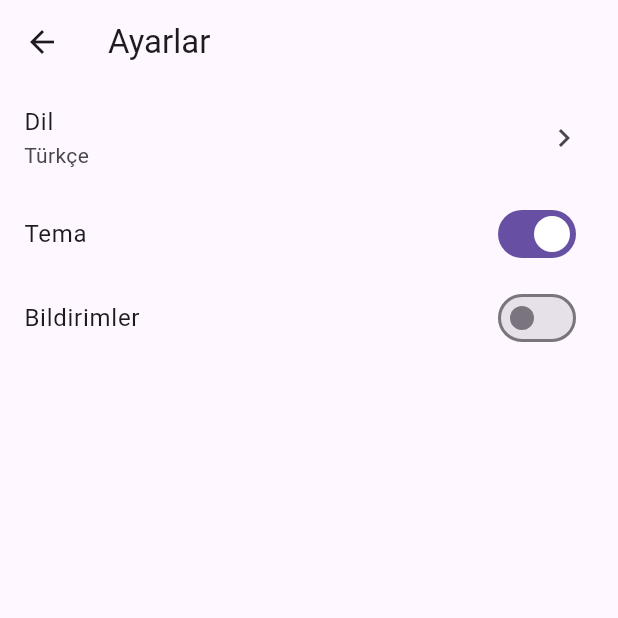
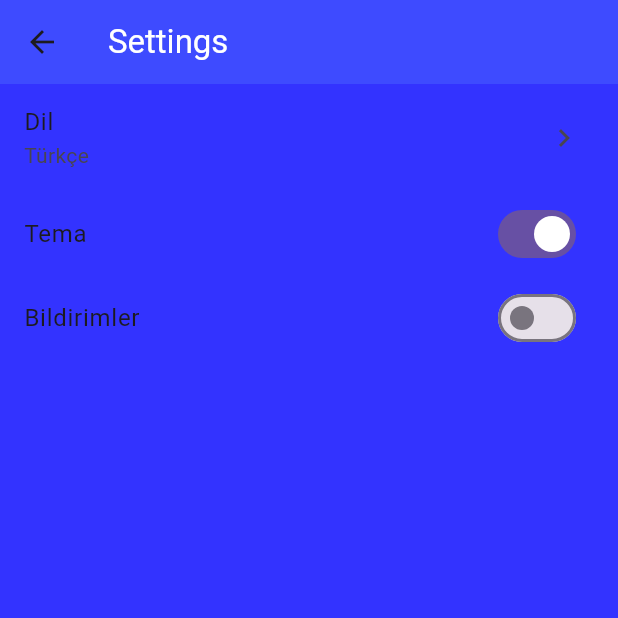
Before and after one commit to Kuineer/Ebabil, a Flutter app: the screen it shows after launch, after a tap on "Döviz Büroları", on a phone screen of 412 x 824 dp, the top half of it. Run offline on Flutter 3.47's test engine with Material 3 defaults, Android fonts, the phone set to English and light mode, and no system bars; our stand-ins replace shared_preferences; missing offline and left inert: flutter_phone_direct_caller.

Commit message:
Improved the stylesheet system.

```diff
--- a/lib/configurations/dart_maps/stylesheet.dart
+++ b/lib/configurations/dart_maps/stylesheet.dart
@@ -1,5 +1,29 @@
-const stylesheet =
+const Map<String, dynamic> stylesheet =
 {
+  "*colors": {
+    "bu_red": 3422552319,
+    "dogder_blue": 512819199,
+    "white": 4294967295
+  },
+
+  "Scaffold": {
+    "backgroundColor": "bu_red"
+  },
+
+  "AppBar": {
+    "backgroundColor": "dogder_blue",
+    "title": {
+      "style": {
+        "color": "white"
+      }
+    },
+    "actions": {
+      "icon": {
+        "color": "white"
+      }
+    }
+  },
+
   "HomeButton": {
     "SizedBox": {
       "width": 8.0
--- a/lib/configurations/functions.dart
+++ b/lib/configurations/functions.dart
@@ -1,5 +1,12 @@
+import 'package:flutter/material.dart';
 import 'package:flutter_phone_direct_caller/flutter_phone_direct_caller.dart';
+
+import 'dart_maps/stylesheet.dart';
 
 CallNumber(String number) async {
   await FlutterPhoneDirectCaller.callNumber(number);
 }
+
+Color StylesheetColor(String code) {
+  return Color(stylesheet['*colors'][code]);
+}
--- a/lib/configurations/widgets/custom_widgets.dart
+++ /dev/null
@@ -1 +0,0 @@
-import 'package:flutter/material.dart';
--- a/lib/configurations/widgets/design_widgets.dart
+++ /dev/null
@@ -1 +0,0 @@
-import 'package:flutter/material.dart';
--- a/lib/main.dart
+++ b/lib/main.dart
@@ -2,9 +2,9 @@ import 'package:flutter/material.dart';
 import 'package:flutter_localizations/flutter_localizations.dart';
 import 'package:shared_preferences/shared_preferences.dart';
 
-import 'configurations/functions.dart';
 import 'configurations/dart_maps/locale_codes.dart';
 import 'configurations/dart_maps/stylesheet.dart';
+import 'configurations/functions.dart';
 
 import 'pages/accomodation.dart';
 import 'pages/catering.dart';
@@ -51,17 +51,17 @@ class HomePageState extends State<HomePage> {
           DefaultMaterialLocalizations.delegate,
         ],
         child: Scaffold(
-            backgroundColor: Colors.red,
+            backgroundColor: StylesheetColor(stylesheet['Scaffold']['backgroundColor']),
             appBar: AppBar(
-              backgroundColor: Colors.lightBlue,
+              backgroundColor: StylesheetColor(stylesheet['AppBar']['backgroundColor']),
               title: Text('Ebabil',
-                style: TextStyle(color: Colors.white)
+                style: TextStyle(color: StylesheetColor(stylesheet['AppBar']['title']['style']['color']))
               ),
               actions: [
                 IconButton(
                   icon: Icon(
                     Icons.remove_red_eye,
-                    color: Colors.white
+                    color: StylesheetColor(stylesheet['AppBar']['actions']['icon']['color'])
                   ),
                   onPressed: () {
 
@@ -98,7 +98,7 @@ class HomePageState extends State<HomePage> {
       child: Row(
         children: [
           Icon(icon),
-          SizedBox(width: stylesheet['HomeButton']!['SizedBox']!['width']),
+          SizedBox(width: stylesheet['HomeButton']['SizedBox']['width']),
           Text(label)
         ]
       )
@@ -113,7 +113,7 @@ class HomePageState extends State<HomePage> {
         child: Row(
             children: [
               Icon(icon),
-              SizedBox(width: stylesheet['HomeButton']!['SizedBox']!['width']),
+              SizedBox(width: stylesheet['HomeButton']['SizedBox']['width']),
               Text(label)
             ]
         )
--- a/lib/pages/settings.dart
+++ b/lib/pages/settings.dart
@@ -1,11 +1,18 @@
 import 'package:flutter/material.dart';
+
+import '../configurations/dart_maps/stylesheet.dart';
+import '../configurations/functions.dart';
 
 class Settings extends StatelessWidget {
   @override
   Widget build(BuildContext context) {
     return Scaffold(
+      backgroundColor: StylesheetColor(stylesheet['Scaffold']['backgroundColor']),
       appBar: AppBar(
-        title: Text('Ayarlar'),
+          backgroundColor: StylesheetColor(stylesheet['AppBar']['backgroundColor']),
+          title: Text('Settings',
+              style: TextStyle(color: StylesheetColor(stylesheet['AppBar']['title']['style']['color']))
+          )
       ),
       body: ListView(
         children: [
```
Also changed, not shown: lib/configurations/dart_maps/locale_codes.dart (+7 -1 lines), lib/pages/accomodation.dart (+8 -1 lines), lib/pages/catering.dart (+8 -1 lines), lib/pages/language_selection.dart (+10 -3 lines), lib/pages/tourist_attractions.dart (+8 -1 lines).
